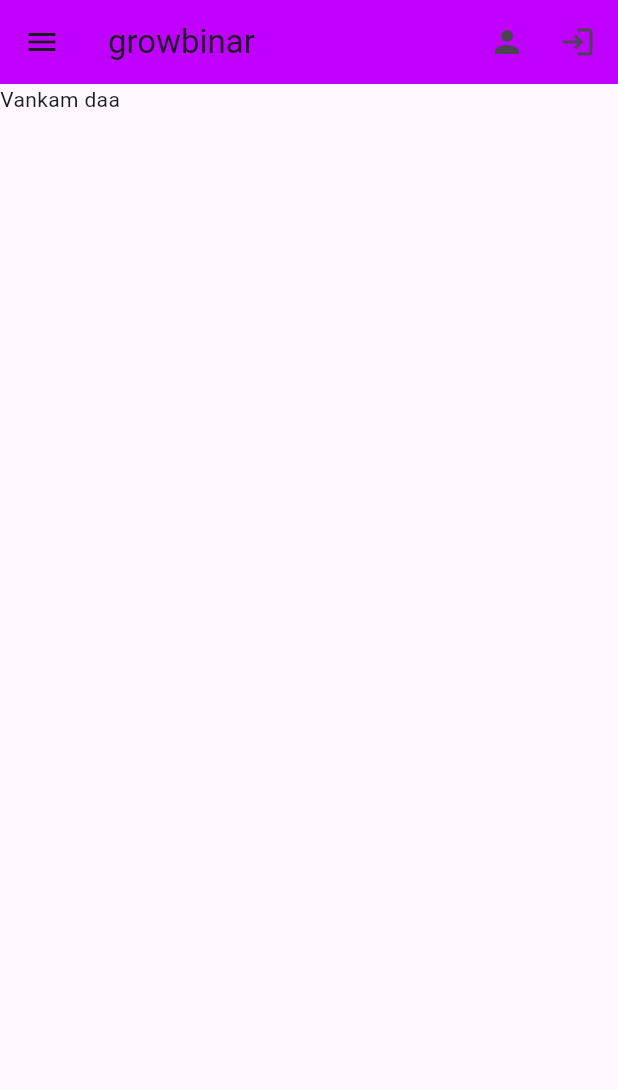
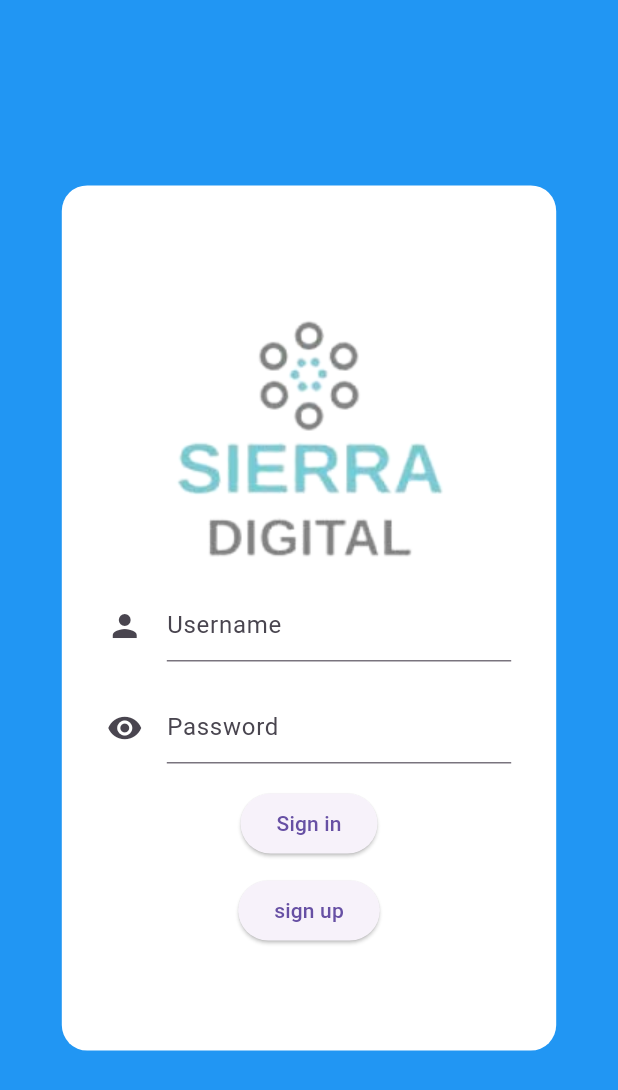
Before and after one commit to roshan1727/flutterDevCamp, a Flutter app: the screen it shows after launch, on a phone screen of 412 x 824 dp. Shown: the top 1090 px of the screen. Run offline on Flutter 3.47's test engine with Material 3 defaults, Android fonts, the phone set to English and light mode, and no system bars.

Commit message:
project updates

```diff
--- a/basic_flutterapp_day1/lib/main.dart
+++ b/basic_flutterapp_day1/lib/main.dart
@@ -1,80 +1,19 @@
+import 'package:basic_flutterapp_day1/screens/rotue_generator.dart';
 import 'package:flutter/material.dart';
 
 void main() {
-  runApp(const MyApp());
+  runApp(const App());
 }
 
-class MyApp extends StatelessWidget {
-  const MyApp({super.key});
+class App extends StatelessWidget {
+  const App({super.key});
 
   @override
   Widget build(BuildContext context) {
-    return MaterialApp(
+    return const MaterialApp(
       debugShowCheckedModeBanner: false,
-      home: Scaffold(
-        appBar: AppBar(
-          backgroundColor: const Color.fromRGBO(191, 0, 255, 1),
-          title: const Text('growbinar'),
-          leading: Builder(builder: (context) {
-            return IconButton(
-              icon: const Icon(Icons.menu),
-              onPressed: () {
-                Scaffold.of(context).openDrawer();
-              },
-            );
-          }),
-          actions: const [
-            Padding(
-              padding: EdgeInsets.all(8.0),
-              child: Icon(Icons.person),
-            ),
-            Padding(
-              padding: EdgeInsets.all(15.0),
-              child: Icon(Icons.login),
-            )
-          ],
-        ),
-        drawer: Drawer(
-          elevation: 25,
-          child: ListView(
-            children: [
-              const DrawerHeader(
-                  decoration:
-                      BoxDecoration(color: Color.fromARGB(204, 200, 62, 255)),
-                  child: UserAccountsDrawerHeader(
-                      accountName: Text(
-                        'Nora',
-                        style: TextStyle(fontSize: 18),
-                      ),
-                      currentAccountPicture: CircleAvatar(
-                        radius: 30.0,
-                        backgroundImage: NetworkImage(
-                            "https://www.google.com/url?sa=i&url=https%3A%2F%2Fenglish.jagran.com%2Fweb-stories%2Fmrunal-thakur-most-loved-looks-from-sita-ramam-1418&psig=AOvVaw252-TfhfvshSvHmeCjWUS3&ust=1723556099565000&source=images&cd=vfe&opi=89978449&ved=0CBEQjRxqFwoTCOiltPzI74cDFQAAAAAdAAAAABAf"),
-                      ),
-                      accountEmail: Text('norawaye@gmail.com'))),
-              const ListTile(
-                leading: Icon(Icons.people),
-                title: Text('Our Team'),
-              ),
-              const ListTile(
-                leading: Icon(Icons.list),
-                title: Text('Mentee'),
-              ),
-              const ListTile(
-                leading: Icon(Icons.add_task_rounded),
-                title: Text('Mentor'),
-              ),
-              const DrawerButton(),
-              TextButton(
-                  onPressed: () {
-                    print('helo sir u have clicked');
-                  },
-                  child: const Text('Login'))
-            ],
-          ),
-        ),
-        body: const Text('Vankam daa'),
-      ),
+      initialRoute: '/',
+      onGenerateRoute: RouteGenrator.generateRoute,
     );
   }
 }
--- /dev/null
+++ b/basic_flutterapp_day1/lib/screens/SignInScreen.dart
@@ -0,0 +1,87 @@
+// ignore: file_names
+import 'package:flutter/material.dart';
+
+class LoginScreen extends StatefulWidget {
+  const LoginScreen({super.key});
+
+  @override
+  State<LoginScreen> createState() => _LoginScreenState();
+}
+
+class _LoginScreenState extends State<LoginScreen> {
+  @override
+  Widget build(BuildContext context) {
+    final screenWidth = MediaQuery.of(context).size.width;
+    final screenHeight = MediaQuery.of(context).size.height;
+    var username = TextEditingController();
+    String? setusername = '';
+    var password = TextEditingController();
+    return MaterialApp(
+      debugShowCheckedModeBanner: false,
+      home: Scaffold(
+          backgroundColor: Colors.blue,
+          body: Center(
+            child: Container(
+              decoration: BoxDecoration(
+                  borderRadius: BorderRadius.circular(17.0),
+                  color: Colors.white),
+              height: screenHeight * 0.70,
+              width: screenWidth * 0.80,
+              padding: const EdgeInsets.all(30.0),
+              child: Column(
+                crossAxisAlignment: CrossAxisAlignment.center,
+                mainAxisAlignment: MainAxisAlignment.center,
+                children: [
+                  const Image(
+                    image: AssetImage('assets/image/sierra_logo.png'),
+                    height: 200.0,
+                  ),
+                  TextFormField(
+                    controller: username,
+                    decoration: const InputDecoration(
+                        icon: Icon(Icons.person), hintText: 'Username'),
+                    validator: (value) {
+                      if (value == null || value.isEmpty) {
+                        return 'please enter proper users name';
+                      }
+                      return null;
+                    },
+                  ),
+                  const Padding(padding: EdgeInsets.symmetric(vertical: 10.0)),
+                  TextFormField(
+                    controller: password,
+                    keyboardType: TextInputType.number,
+                    decoration: const InputDecoration(
+                        icon: Icon(Icons.remove_red_eye), hintText: 'Password'),
+                    validator: (value) {
+                      if (value == null || value.length < 6) {
+                        return 'plese enter proepr pasword';
+                      }
+                      return null;
+                    },
+                  ),
+                  const Padding(padding: EdgeInsets.symmetric(vertical: 8.0)),
+                  ElevatedButton(
+                      onPressed: () {
+                        setState(() {
+                          setusername = username.text;
+                          print(setusername);
+                        });
+                        Navigator.of(context).pushNamed('/dashboardScreen',
+                            arguments: {"username": "$setusername"});
+                      },
+                      child: const Text('Sign in')),
+                  const Padding(padding: EdgeInsets.symmetric(vertical: 5.0)),
+                  ElevatedButton(
+                      onPressed: () {
+                        Navigator.of(context).pop();
+                        Navigator.of(context).pushNamed('/signUp');
+                      },
+                      child: const Text('sign up'))
+                ],
+              ),
+            ),
+          )),
+    );
+  }
+}
--- /dev/null
+++ b/basic_flutterapp_day1/lib/screens/rotue_generator.dart
@@ -0,0 +1,24 @@
+import 'package:basic_flutterapp_day1/screens/SearchScreen.dart';
+import 'package:basic_flutterapp_day1/screens/SignInScreen.dart';
+import 'package:basic_flutterapp_day1/screens/SignUpScreen.dart';
+import 'package:basic_flutterapp_day1/screens/dashboard.dart';
+import 'package:basic_flutterapp_day1/screens/profile.dart';
+import 'package:flutter/material.dart';
+
+class RouteGenrator {
+  static Route? generateRoute(RouteSettings routeSettings) {
+    if (routeSettings.name == '/') {
+      return MaterialPageRoute(builder: (_) => const LoginScreen());
+    } else if (routeSettings.name == '/dashboardScreen') {
+      final Map? args = routeSettings.arguments as Map?;
+      return MaterialPageRoute(
+          builder: (_) => DashboardScreen(args!["username"]));
+    } else if (routeSettings.name == '/search') {
+      return MaterialPageRoute(builder: (_) => const SearchScreen());
+    } else if (routeSettings.name == '/profile') {
+      return MaterialPageRoute(builder: (_) => const ProfilePage());
+    } else if (routeSettings.name == '/signUp') {
+      return MaterialPageRoute(builder: (_) => const Signupscreen());
+    }
+  }
+}
--- a/expenses_tracker/lib/screens/home/views/main_screen.dart
+++ b/expenses_tracker/lib/screens/home/views/main_screen.dart
@@ -234,7 +234,7 @@ class MainScreen extends StatelessWidget {
                               height: 50,
                               decoration: const BoxDecoration(
                                   color: Colors.yellow, shape: BoxShape.circle),
-                              child: Icon(Icons.wallet),
+                              child: const Icon(Icons.wallet),
                             ),
                             const SizedBox(
                               width: 12,
```
Also changed, not shown: basic_flutterapp_day1/lib/screens/SearchScreen.dart (added, +15 -0 lines), basic_flutterapp_day1/lib/screens/SignUpScreen.dart (added, +54 -0 lines), basic_flutterapp_day1/lib/screens/dashboard.dart (added, +87 -0 lines), basic_flutterapp_day1/lib/screens/profile.dart (added, +14 -0 lines), basic_flutterapp_day1/pubspec.yaml (+4 -6 lines), basic_flutterapp_day1/assets/image/Banner.png (added), basic_flutterapp_day1/assets/image/sierra_logo.png (added), 2 other files.
